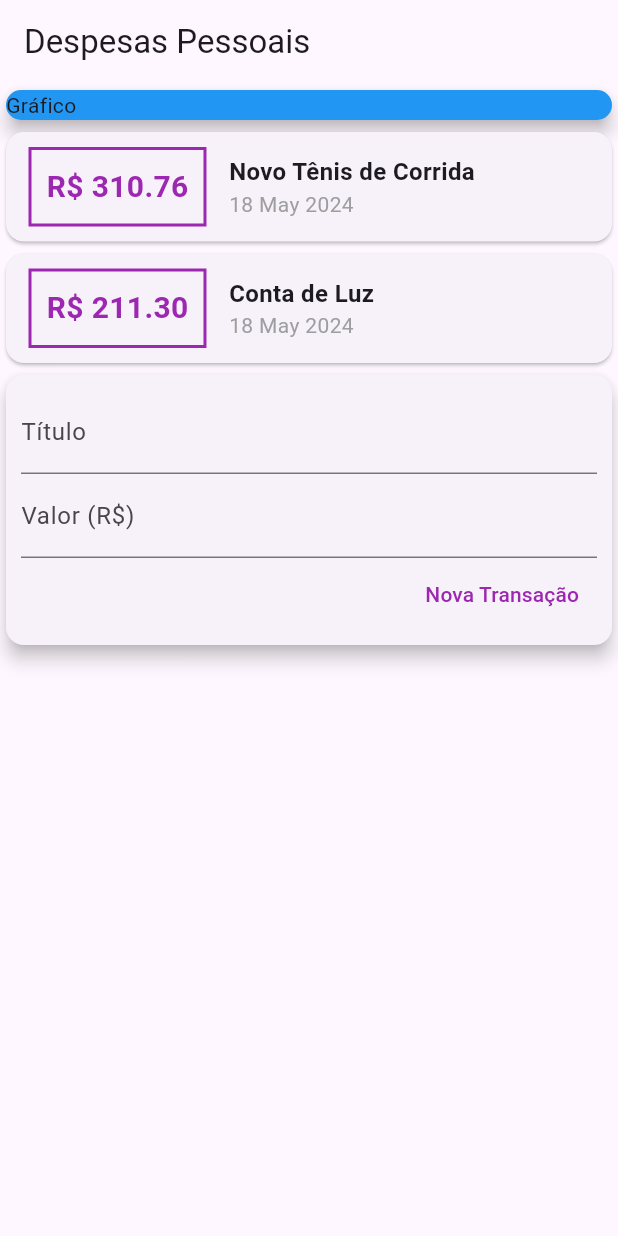
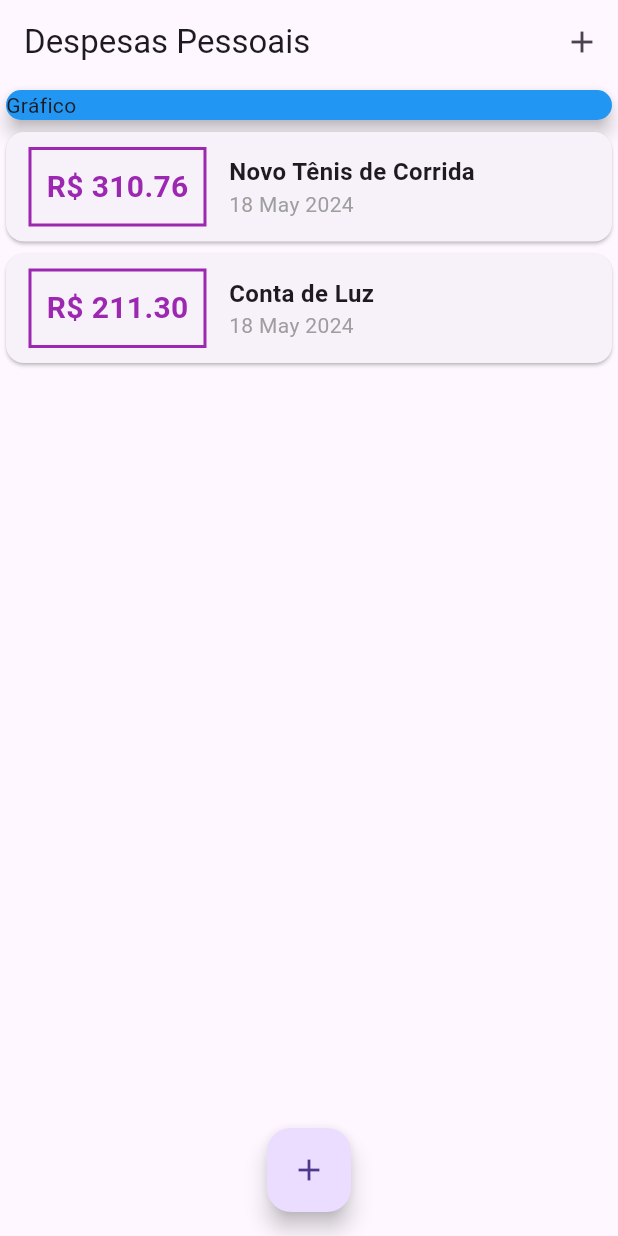
Before and after one commit to jessealvessilva/expenses, a Flutter app: the screen it shows after launch, on a phone screen of 412 x 824 dp. Run offline on Flutter 3.47's test engine with Material 3 defaults, Android fonts, the phone set to English and light mode, and no system bars; missing offline and left inert: dart:ffi.

```diff
--- a/lib/components/transaction_list.dart
+++ b/lib/components/transaction_list.dart
@@ -12,8 +12,12 @@ class TransactionList extends StatelessWidget {
 
   @override
   Widget build(BuildContext context) {
-    return Column(
-      children: transactions.map((tr) {
+    return SizedBox(
+      height: 300,
+      child: ListView.builder(
+        itemCount: transactions.length,
+        itemBuilder: (ctx, index) {
+          final tr = transactions[index];
           return Card(
             child: Row(
               children: [
@@ -59,7 +63,8 @@ class TransactionList extends StatelessWidget {
               ],
             ),
           );
-      }).toList(),
+        },
+      ),
     );
   }
 }
--- a/lib/main.dart
+++ b/lib/main.dart
@@ -1,5 +1,8 @@
+import 'package:expenses/components/transaction_form.dart';
 import 'package:flutter/material.dart';
-import 'components/transaction_user.dart';
+import 'dart:math';
+import 'components/transaction_list.dart';
+import 'models/transaction.dart';
 
 main() => runApp(const ExpensesApp());
 
@@ -7,22 +10,68 @@ class ExpensesApp extends StatelessWidget {
   const ExpensesApp({Key? key}) : super(key: key);
   @override
   Widget build(BuildContext context) {
-    return const MaterialApp(
-      home: MyHomePage(),
-    );
+    return const MaterialApp(home: MyHomePage());
   }
 }
 
-class MyHomePage extends StatelessWidget {
+class MyHomePage extends StatefulWidget {
   const MyHomePage({Key? key}) : super(key: key);
+
+  @override
+  State<MyHomePage> createState() => _MyHomePageState();
+}
+
+class _MyHomePageState extends State<MyHomePage> {
+  final _transactions = [
+    Transaction(
+      id: 't1',
+      title: 'Novo Tênis de Corrida',
+      value: 310.76,
+      date: DateTime.now(),
+    ),
+    Transaction(
+      id: 't2',
+      title: 'Conta de Luz',
+      value: 211.30,
+      date: DateTime.now(),
+    ),
+  ];
+
+  _addTransaction(String title, double value) {
+    final newTransaction = Transaction(
+      id: Random().nextDouble().toString(),
+      title: title,
+      value: value,
+      date: DateTime.now(),
+    );
+
+    setState(() {
+      _transactions.add(newTransaction);
+    });
+  }
+
+  _openTransactionFormModal(BuildContext context) {
+    showModalBottomSheet(
+      context: context,
+      builder: (_) {
+        return TransactionForm(onSubmit: _addTransaction);
+      },
+    );
+  }
 
   @override
   Widget build(BuildContext context) {
     return Scaffold(
       appBar: AppBar(
         title: const Text('Despesas Pessoais'),
+        actions: [
+          IconButton(
+            icon: const Icon(Icons.add),
+            onPressed: () => _openTransactionFormModal(context),
+          ),
+        ],
       ),
-      body: const SingleChildScrollView(
+      body: SingleChildScrollView(
         child: Column(
           crossAxisAlignment: CrossAxisAlignment.stretch,
           children: [
@@ -33,10 +82,15 @@ class MyHomePage extends StatelessWidget {
                 elevation: 5,
               ),
             ),
-            TransactionUser()
+            TransactionList(transactions: _transactions),
           ],
         ),
       ),
+      floatingActionButton: FloatingActionButton(
+        child: const Icon(Icons.add),
+        onPressed: () => _openTransactionFormModal(context),
+      ),
+      floatingActionButtonLocation: FloatingActionButtonLocation.centerFloat,
     );
   }
 }
```
Also changed, not shown: lib/components/transaction_form.dart (+19 -5 lines), lib/components/transaction_user.dart (+22 -1 lines), pubspec.lock. Lines whose indentation alone changed are shown as unchanged.
